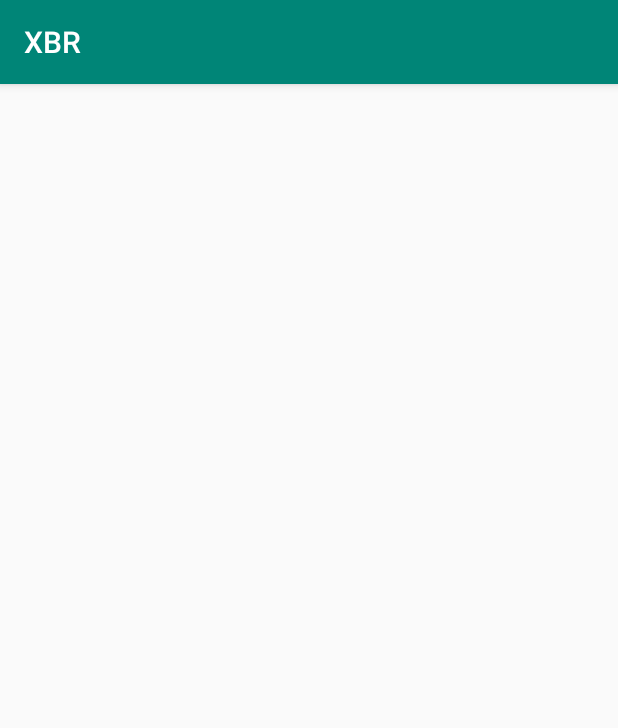
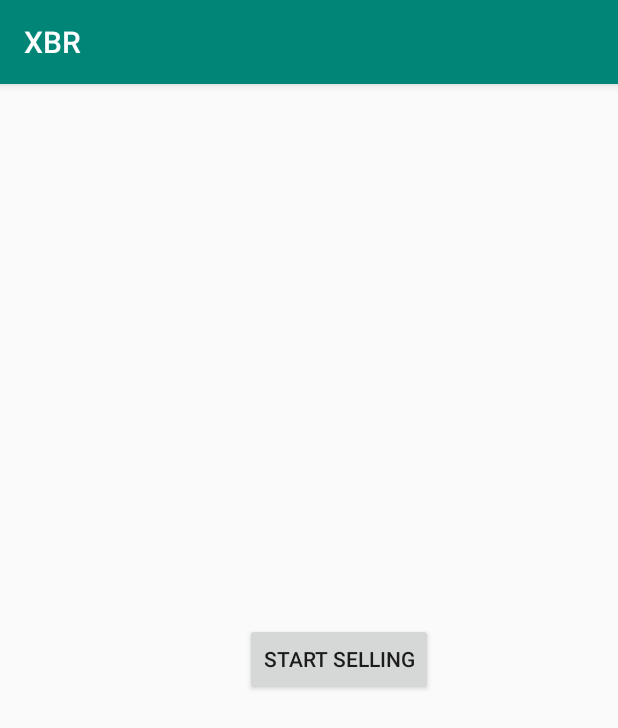
Before and after one commit to crossbario/xbr-app, an Android app: the screen it shows after launch (MainActivity), on a phone screen of 412 x 824 dp. Shown: the top 728 px of the screen. Run offline under Robolectric (Android 15) with nearby library versions, the phone set to English and light mode, and no system bars; our stand-ins replace ButterKnife.

Commit message:
Start seller in background service (#64)
* add XBR seller background service

* start/stop seller from UI

```diff
--- a/app/src/main/java/io/crossbar/crossbarfxmarkets/MainActivity.java
+++ b/app/src/main/java/io/crossbar/crossbarfxmarkets/MainActivity.java
@@ -7,62 +7,76 @@
 
 package io.crossbar.crossbarfxmarkets;
 
-import android.content.ComponentName;
+import android.app.ActivityManager;
 import android.content.Context;
 import android.content.Intent;
-import android.content.ServiceConnection;
 import android.os.Bundle;
-import android.os.IBinder;
+import android.widget.Button;
 
-import androidx.annotation.NonNull;
 import androidx.appcompat.app.AppCompatActivity;
+
+import butterknife.BindView;
+import butterknife.ButterKnife;
 
 
 public class MainActivity extends AppCompatActivity {
 
-    private static final int LOCATION_REQUEST_CODE = 1000;
-    private static final int PERMISSION_GRANTED = 0;
+    private static final String DELEGATE_ETH_KEY = "d99b5b29e6da2528bf458b26237a6cf8655a3e3276c1cdc0de1f98cefee81c01";
+    private static final String MEMBER_ETH_KEY = "2eac15546def97adc6d69ca6e28eec831189baa2533e7910755d15403a0749e8";
+    private static final String CS_KEY = "0db085a389c1216ad62b88b408e1d830abca9c9f9dad67eb8c8f8734fe7575eb";
 
-    private ActivityTrackerService mActivityTrackerService;
+    private boolean mServiceRunning;
+
+    @BindView(R.id.buttonStartSelling)
+    Button mButtonSell;
 
     @Override
     protected void onCreate(Bundle savedInstanceState) {
         super.onCreate(savedInstanceState);
         setContentView(R.layout.activity_main);
+        ButterKnife.bind(this);
+
+        mButtonSell.setOnClickListener(v -> {
+            if (mServiceRunning) {
+                stopService(new Intent(this, XbrSellerService.class));
+                mServiceRunning = false;
+                mButtonSell.setText("Start selling");
+            } else {
+                startSellerService();
+                mServiceRunning = true;
+                mButtonSell.setText("Stop selling");
+            }
+        });
     }
 
     @Override
-    protected void onStart() {
-        super.onStart();
-        Intent intent = new Intent(getApplicationContext(), ActivityTrackerService.class);
-        bindService(intent, mConnection, Context.BIND_AUTO_CREATE);
-//        Util.ensureLocationPermissionsAndBind(this, mConnection, LOCATION_REQUEST_CODE);
-    }
-
-    @Override
-    protected void onStop() {
-        super.onStop();
-        unbindService(mConnection);
-    }
-
-    @Override
-    public void onRequestPermissionsResult(int requestCode, @NonNull String[] permissions,
-                                           @NonNull int[] grantResults) {
-        if (requestCode == LOCATION_REQUEST_CODE && grantResults[0] == PERMISSION_GRANTED) {
-            Intent intent = new Intent(getApplicationContext(), BackgroundService.class);
-            bindService(intent, mConnection, Context.BIND_AUTO_CREATE);
+    protected void onResume() {
+        super.onResume();
+        mServiceRunning = isMyServiceRunning(XbrSellerService.class);
+        if (mServiceRunning) {
+            mButtonSell.setText("Stop selling");
+        } else {
+            mButtonSell.setText("Start selling");
         }
     }
 
-    private ServiceConnection mConnection = new ServiceConnection() {
-        @Override
-        public void onServiceConnected(ComponentName className, IBinder service) {
-            mActivityTrackerService = ((ActivityTrackerService.LocalBinder) service).getService();
+    private void startSellerService() {
+        Intent intent = new Intent(this, XbrSellerService.class);
+        intent.putExtra("uri", "ws://10.0.2.2:8070/ws");
+        intent.putExtra("realm", "idma");
+        intent.putExtra("delegate_eth_key", DELEGATE_ETH_KEY);
+        intent.putExtra("member_eth_key", MEMBER_ETH_KEY);
+        intent.putExtra("cryptosign_key", CS_KEY);
+        startService(intent);
+    }
+
+    private boolean isMyServiceRunning(Class<?> serviceClass) {
+        ActivityManager manager = (ActivityManager) getSystemService(Context.ACTIVITY_SERVICE);
+        for (ActivityManager.RunningServiceInfo service : manager.getRunningServices(Integer.MAX_VALUE)) {
+            if (serviceClass.getName().equals(service.service.getClassName())) {
+                return true;
+            }
         }
-
-        @Override
-        public void onServiceDisconnected(ComponentName className) {
-            mActivityTrackerService = null;
-        }
-    };
+        return false;
+    }
 }
--- a/app/src/main/res/layout/activity_main.xml
+++ b/app/src/main/res/layout/activity_main.xml
@@ -1,15 +1,22 @@
 <?xml version="1.0" encoding="utf-8"?>
-<LinearLayout xmlns:android="http://schemas.android.com/apk/res/android"
+<androidx.constraintlayout.widget.ConstraintLayout
+    xmlns:android="http://schemas.android.com/apk/res/android"
+    xmlns:app="http://schemas.android.com/apk/res-auto"
     xmlns:tools="http://schemas.android.com/tools"
     android:layout_width="match_parent"
-    android:layout_height="match_parent"
-    android:orientation="vertical"
-    tools:context=".MainActivity">
+    android:layout_height="match_parent">
 
-    <FrameLayout
-        android:id="@+id/container_main"
-        android:layout_width="match_parent"
-        android:layout_height="match_parent">
-    </FrameLayout>
-
-</LinearLayout>
+    <Button
+        android:id="@+id/buttonStartSelling"
+        android:layout_width="wrap_content"
+        android:layout_height="wrap_content"
+        android:layout_marginStart="163dp"
+        android:layout_marginEnd="124dp"
+        android:text="Start Selling"
+        app:layout_constraintBottom_toBottomOf="parent"
+        app:layout_constraintEnd_toEndOf="parent"
+        app:layout_constraintHorizontal_bias="0.0"
+        app:layout_constraintStart_toStartOf="parent"
+        app:layout_constraintTop_toTopOf="parent"
+        app:layout_constraintVertical_bias="0.499" />
+</androidx.constraintlayout.widget.ConstraintLayout>
--- a/app/src/main/res/values/strings.xml
+++ b/app/src/main/res/values/strings.xml
@@ -1,4 +1,6 @@
 <resources>
     <string name="app_name">XBR</string>
     <string name="notification_message_body">Service is running</string>
+
+    <string name="notification_seller_running">XBR seller is running</string>
 </resources>
--- a/build.gradle
+++ b/build.gradle
@@ -7,7 +7,7 @@ buildscript {
         jcenter()
     }
     dependencies {
-        classpath 'com.android.tools.build:gradle:3.5.1'
+        classpath 'com.android.tools.build:gradle:4.0.1'
     }
 }
 
```
Also changed, not shown: app/build.gradle (+10 -6 lines), app/src/main/AndroidManifest.xml (+5 -3 lines), app/src/main/java/io/crossbar/crossbarfxmarkets/SellerService.java (+16 -11 lines), app/src/main/java/io/crossbar/crossbarfxmarkets/XbrSellerService.java (added, +159 -0 lines), gradle/wrapper/gradle-wrapper.properties.
